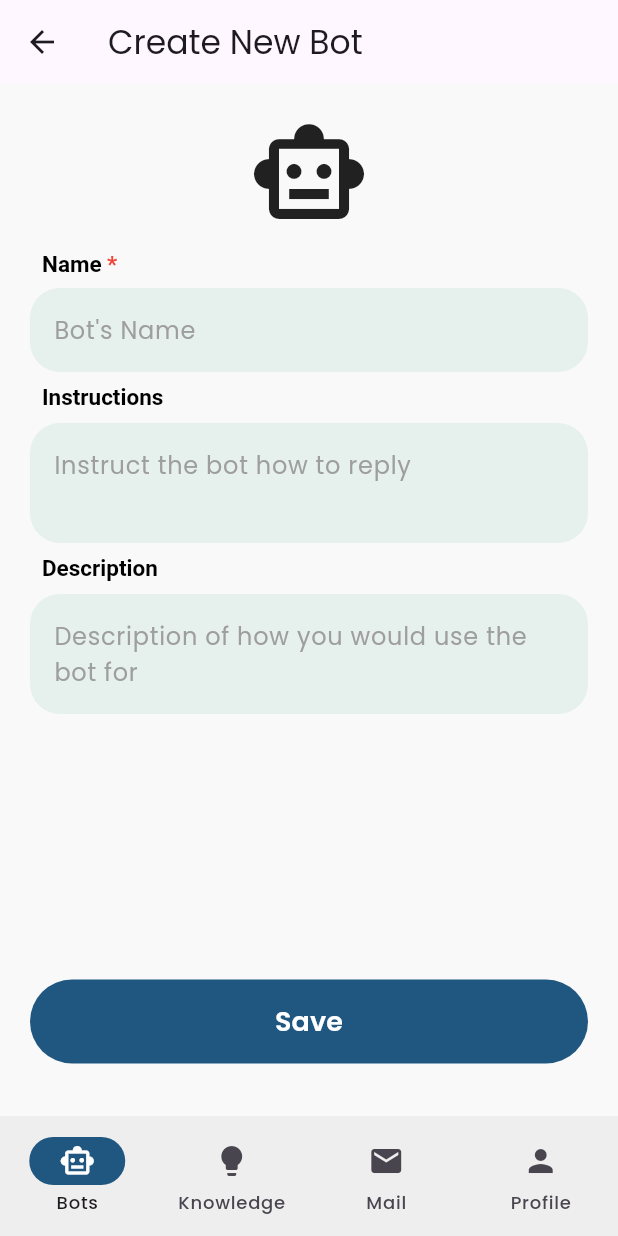
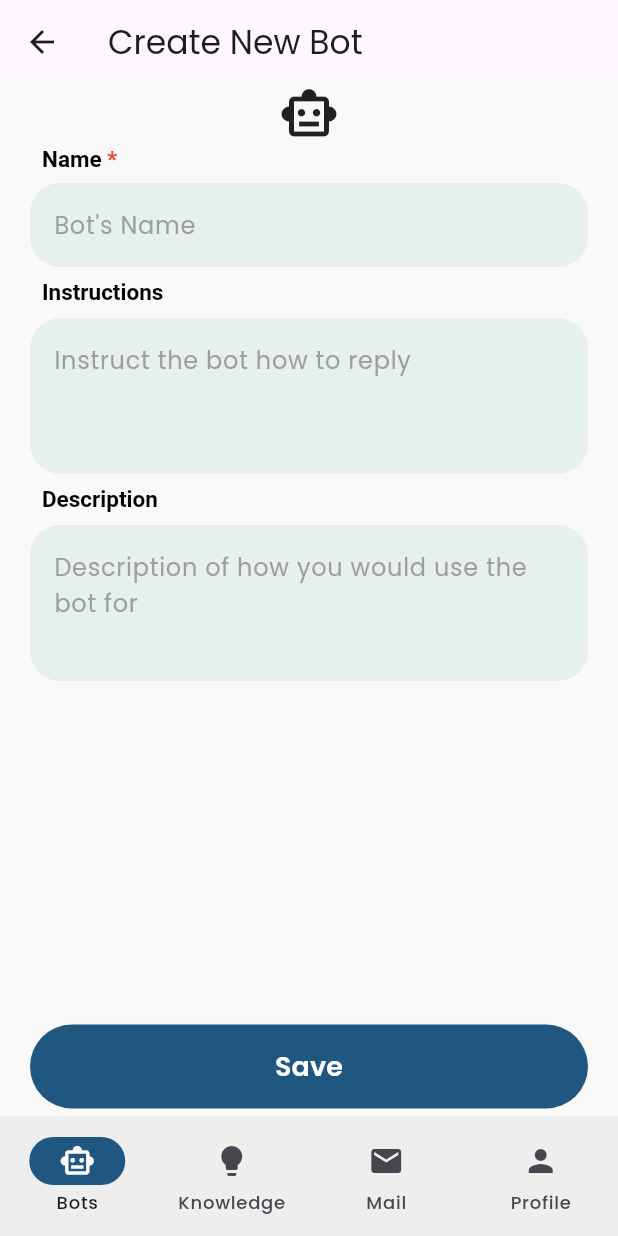
Before and after one commit to TrinhLongVu/OmniChat, a Flutter app: the BotInfoScreen screen opened by its route, on a phone screen of 412 x 824 dp. Run offline on Flutter 3.47's test engine with Material 3 defaults, Android fonts, the phone set to English and light mode, and no system bars; our stand-ins replace dio, font_awesome_flutter, go_router, google_fonts, icons_plus, lottie and 3 more; missing offline and left inert: validatorless; accounts and stored records are empty; network calls fail.

```diff
--- a/lib/apis/bot/models/request.dart
+++ b/lib/apis/bot/models/request.dart
@@ -23,3 +23,5 @@ typedef UpdateBotRequest =
     });
 // Delete Bot
 typedef DeleteBotRequest = ({String id, VoidCallback onError});
+// Get Imported Knowledges
+typedef GetImportedKnowledgeListRequest = ({String botId});
--- a/lib/apis/bot/models/response.dart
+++ b/lib/apis/bot/models/response.dart
@@ -1,3 +1,4 @@
+import 'package:omni_chat/models/knowledge.dart';
 import 'package:omni_chat/models/page_meta.dart';
 import 'package:omni_chat/models/bot.dart';
 
@@ -17,3 +18,20 @@ class GetBotListResponse {
     );
   }
 }
+
+class GetImportedKnowledgeListResponse {
+  GetImportedKnowledgeListResponse({required this.data, required this.meta});
+
+  final List<Knowledge> data;
+  final PaginationMeta meta;
+
+  factory GetImportedKnowledgeListResponse.fromJson(Map<String, dynamic> json) {
+    return GetImportedKnowledgeListResponse(
+      data:
+          (json['data'] as List<dynamic>)
+              .map((knowledgeJson) => Knowledge.fromJson(knowledgeJson))
+              .toList(),
+      meta: PaginationMeta.fromJson(json['meta']),
+    );
+  }
+}
--- a/lib/models/knowledge.dart
+++ b/lib/models/knowledge.dart
@@ -4,8 +4,8 @@ class Knowledge {
     required this.name,
     required this.description,
     required this.userId,
-    required this.numUnits,
-    required this.totalSize,
+    this.numUnits,
+    this.totalSize,
     required this.createdAt,
     required this.updatedAt,
     this.deletedAt,
@@ -17,8 +17,8 @@ class Knowledge {
   final String name;
   final String description;
   final String userId;
-  final int numUnits;
-  final int totalSize;
+  final int? numUnits;
+  final int? totalSize;
   final String createdAt;
   final String updatedAt;
   final String? deletedAt;
--- a/lib/providers/bot.dart
+++ b/lib/providers/bot.dart
@@ -1,22 +1,34 @@
 import 'package:flutter/material.dart';
+import 'package:omni_chat/apis/bot/controllers/get_import_knowledge.dart';
 import 'package:omni_chat/apis/bot/controllers/get_info.dart';
 import 'package:omni_chat/apis/bot/controllers/get_list.dart';
 import 'package:omni_chat/apis/bot/models/response.dart';
 import 'package:omni_chat/models/bot.dart';
+import 'package:omni_chat/models/knowledge.dart';
 
 class BotProvider extends ChangeNotifier {
   bool loadingList = false;
   List<Bot> botList;
   bool botLoading = false;
   Bot currentBot = Bot.placeholder();
+  List<Knowledge> currentBotKnowledges;
   String query = "";
 
-  BotProvider({this.botList = const []});
+  BotProvider({this.botList = const [], this.currentBotKnowledges = const []});
 
   Future<void> getListFromApi() async {
     GetBotListResponse? res = await getBotList((query: query));
     if (res != null) {
       botList = res.data;
+    }
+  }
+
+  Future<void> getImportedKnowledges(String botId) async {
+    GetImportedKnowledgeListResponse? res = await getImportedKnowledgeList((
+      botId: botId,
+    ));
+    if (res != null) {
+      currentBotKnowledges = res.data;
     }
   }
 
@@ -42,6 +54,7 @@ class BotProvider extends ChangeNotifier {
     Bot? botInfo = await getBotInfo((id: id));
     if (botInfo != null) {
       currentBot = botInfo;
+      await getImportedKnowledges(id);
       botLoading = false;
       onSuccess();
     }
--- a/lib/screens/landing/scr.dart
+++ b/lib/screens/landing/scr.dart
@@ -35,7 +35,10 @@ class LandingScreen extends StatelessWidget {
                 ),
                 const SizedBox(height: 50),
                 Padding(
-                  padding: const EdgeInsets.symmetric(horizontal: 25),
+                  padding: const EdgeInsets.symmetric(
+                    vertical: 15,
+                    horizontal: 25,
+                  ),
                   child: CommonBtn(
                     title: "Continue",
                     onTap: () {
--- a/lib/screens/main/bots/info/scr.dart
+++ b/lib/screens/main/bots/info/scr.dart
@@ -8,6 +8,7 @@ import 'package:omni_chat/constants/color.dart';
 import 'package:omni_chat/providers/bot.dart';
 import 'package:omni_chat/widgets/button/common_btn.dart';
 import 'package:omni_chat/widgets/button/ico_txt_btn.dart';
+import 'package:omni_chat/widgets/rectangle/knowledge_rect.dart';
 import 'package:omni_chat/widgets/text/info_field.dart';
 import 'package:omni_chat/widgets/text/input_field.dart';
 import 'package:omni_chat/widgets/text/input_header.dart';
@@ -135,22 +136,19 @@ class _BotInfoScreenState extends State<BotInfoScreen> {
           child: Stack(
             children: [
               Padding(
-                padding: const EdgeInsets.only(
-                  left: 20,
-                  right: 20,
-                  top: 20,
-                  bottom: 100,
-                ),
+                padding: const EdgeInsets.only(left: 20, right: 20, bottom: 70),
                 child: SingleChildScrollView(
                   child: Column(
-                    spacing: 10,
                     children: [
-                      const Icon(Icons.smart_toy_outlined, size: 80),
+                      const Icon(Icons.smart_toy_outlined, size: 40),
                       Column(
                         crossAxisAlignment: CrossAxisAlignment.start,
                         spacing: 8,
                         children: [
-                          InputHeader(title: "Name", isRequired: true),
+                          InputHeader(
+                            title: "Name",
+                            isRequired: !(screenState == "info"),
+                          ),
                           (screenState == "info")
                               ? InfoField(
                                 infoText:
@@ -187,8 +185,8 @@ class _BotInfoScreenState extends State<BotInfoScreen> {
                               : InputField(
                                 controller: instructionCtrlr,
                                 placeholder: "Instruct the bot how to reply",
-                                minLns: 2,
-                                maxLns: 3,
+                                minLns: 3,
+                                maxLns: 5,
                               ),
                           InputHeader(title: "Description", isRequired: false),
                           (screenState == "info")
@@ -208,9 +206,59 @@ class _BotInfoScreenState extends State<BotInfoScreen> {
                                 controller: descriptionCtrlr,
                                 placeholder:
                                     "Description of how you would use the bot for",
-                                minLns: 2,
+                                minLns: 3,
                                 maxLns: 5,
                               ),
+                          if (!context.watch<BotProvider>().botLoading &&
+                              screenState == "info") ...[
+                            Row(
+                              mainAxisAlignment: MainAxisAlignment.spaceBetween,
+                              children: [
+                                InputHeader(title: "Knowledges"),
+                                TextButton(
+                                  onPressed: () {},
+                                  child: Row(
+                                    mainAxisSize: MainAxisSize.min,
+                                    spacing: 10,
+                                    children: [
+                                      Text(
+                                        "Import",
+                                        style: TextStyle(color: omniDarkCyan),
+                                      ),
+                                      Icon(Icons.add, color: omniDarkBlue),
+                                    ],
+                                  ),
+                                ),
+                              ],
+                            ),
+                            context
+                                    .watch<BotProvider>()
+                                    .currentBotKnowledges
+                                    .isEmpty
+                                ? Align(
+                                  alignment: Alignment.center,
+                                  child: Text(
+                                    "No Imported Knowledges Yet",
+                                    style: TextStyle(
+                                      fontWeight: FontWeight.bold,
+                                      color: Colors.black54,
+                                    ),
+                                  ),
+                                )
+                                : Column(
+                                  children:
+                                      context
+                                          .watch<BotProvider>()
+                                          .currentBotKnowledges
+                                          .map((knowledge) {
+                                            return KnowledgeRect(
+                                              knowledge: knowledge,
+                                              imported: true,
+                                            );
+                                          })
+                                          .toList(),
+                                ),
+                          ],
                         ],
                       ),
                     ],
@@ -221,7 +269,7 @@ class _BotInfoScreenState extends State<BotInfoScreen> {
                   ? Positioned(
                     right: 20,
                     left: 20,
-                    bottom: 20,
+                    bottom: 5,
                     child: ValueListenableBuilder<bool>(
                       valueListenable: loading,
                       builder: (context, loading, _) {
--- a/lib/widgets/button/common_btn.dart
+++ b/lib/widgets/button/common_btn.dart
@@ -9,8 +9,7 @@ class CommonBtn extends StatelessWidget {
 
   @override
   Widget build(BuildContext context) {
-    return Container(
-      margin: const EdgeInsets.symmetric(vertical: 15),
+    return SizedBox(
       width: double.infinity,
       child: TextButton(
         onPressed: () => onTap(),
```
Also changed, not shown: lib/apis/bot/controllers/get_import_knowledge.dart (added, +36 -0 lines), lib/models/page_meta.dart (+8 -13 lines), lib/screens/auth/login/scr.dart (+8 -3 lines), lib/screens/auth/register/scr.dart (+8 -3 lines), lib/widgets/rectangle/knowledge_rect.dart (+16 -8 lines).
